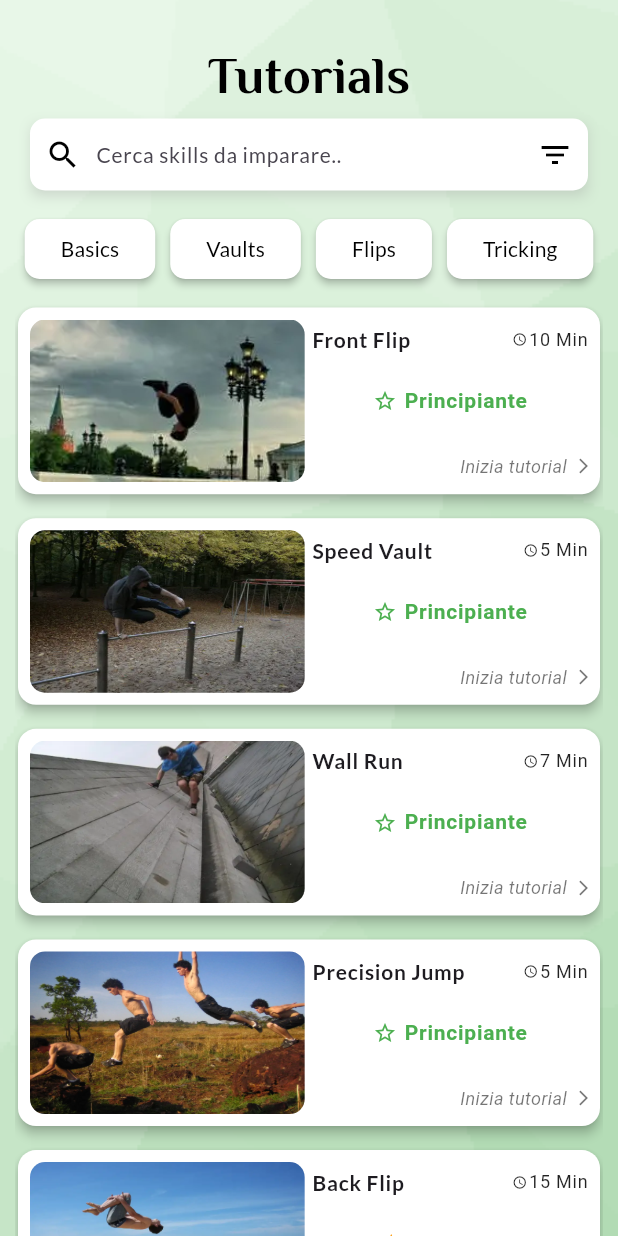
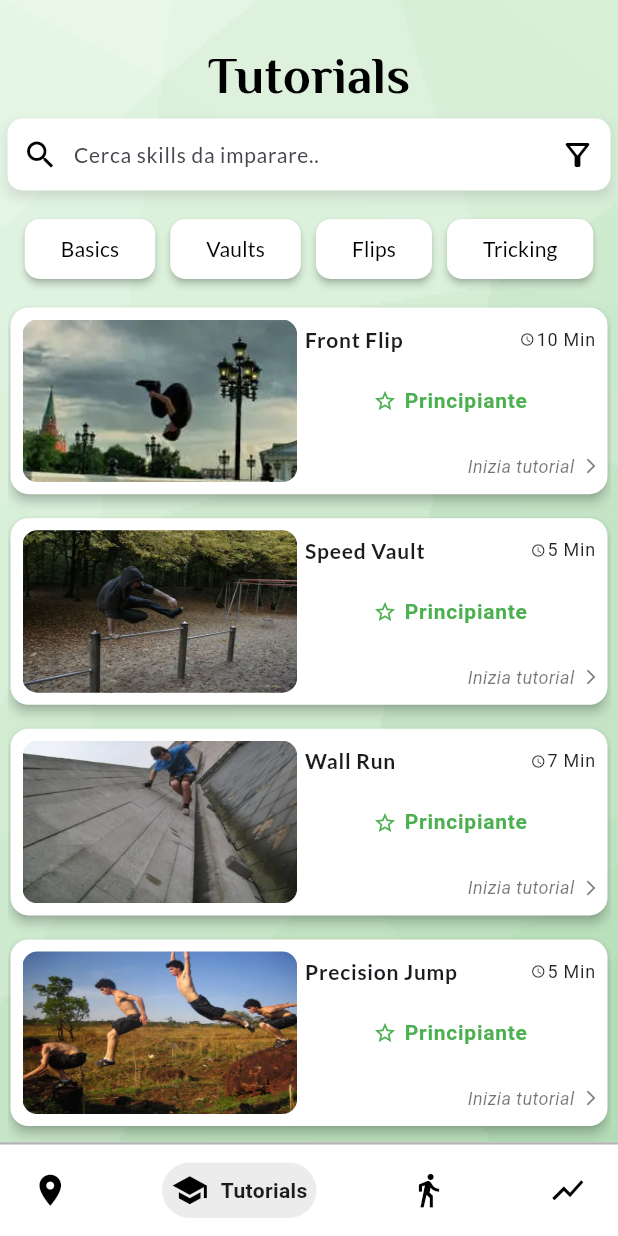
Before and after one commit to morenoboasso/My-Parkour-Tracker, a Flutter app: the screen it shows after launch, on a phone screen of 412 x 824 dp. Run offline on Flutter 3.47's test engine with Material 3 defaults, Android fonts, the light colour scheme and no system bars; drawn by our look-alikes of auto_size_text, google_nav_bar; our stand-ins replace get, google_fonts, youtube_player_flutter.

Commit message:
Add Tutorial Page + minor changes
-no result search bar
- minor ui changes

```diff
--- a/lib/data/tutorials.dart
+++ b/lib/data/tutorials.dart
@@ -1,17 +1,18 @@
-import 'package:myparkourtracker/styles/assets_manager.dart';
-
 class ParkourTutorial {
   final String title;
   final String category;
   final String livello;
   final int durata;
   final String image;
+  final String link;
+
   ParkourTutorial({
     required this.title,
     required this.category,
     required this.livello,
     required this.durata,
     required this.image,
+    required this.link,
   });
 }
 
@@ -21,35 +22,47 @@ final List<ParkourTutorial> tutorials = [
     category: 'Flips',
     livello: 'Principiante',
     durata: 10,
-      image: 'assets/front_flip.webp'),
+    image: 'assets/front_flip.webp',
+    link: 'iENtDEeocLQ',
+  ),
   ParkourTutorial(
     title: 'Speed Vault',
     category: 'Vaults',
     livello: 'Principiante',
     durata: 5,
-      image: 'assets/speed_vault.webp'),
+    image: 'assets/speed_vault.webp',
+    link: 'https://www.youtube.com/watch?v=video_id1',
+  ),
   ParkourTutorial(
     title: 'Wall Run',
     category: 'Basics',
     livello: 'Principiante',
     durata: 7,
-      image: 'assets/wall_run.webp'),
+    image: 'assets/wall_run.webp',
+    link: 'https://www.youtube.com/watch?v=video_id1',
+  ),
   ParkourTutorial(
     title: 'Precision Jump',
     category: 'Basics',
     livello: 'Principiante',
     durata: 5,
-      image: 'assets/precision_jump.webp'),
+    image: 'assets/precision_jump.webp',
+    link: 'https://www.youtube.com/watch?v=video_id1',
+  ),
   ParkourTutorial(
     title: 'Back Flip',
     category: 'Flips',
     livello: 'Intermedio',
     durata: 15,
-      image: 'assets/backflip.webp'),
+    image: 'assets/backflip.webp',
+    link: 'https://www.youtube.com/watch?v=video_id1',
+  ),
   ParkourTutorial(
     title: 'Cork',
     category: 'Tricking',
     livello: 'Avanzato',
     durata: 30,
-      image: 'assets/cork.webp'),
+    image: 'assets/cork.webp',
+    link: 'https://www.youtube.com/watch?v=video_id1',
+  ),
 ];
--- a/lib/pages/tutorial/tutorial_home.dart
+++ b/lib/pages/tutorial/tutorial_home.dart
@@ -2,6 +2,7 @@ import 'package:auto_size_text/auto_size_text.dart';
 import 'package:flutter/foundation.dart';
 import 'package:flutter/material.dart';
 import 'package:google_fonts/google_fonts.dart';
+import 'package:google_nav_bar/google_nav_bar.dart';
 import 'package:myparkourtracker/styles/text_style.dart';
 import '../../data/tutorials.dart';
 import '../../styles/assets_manager.dart';
@@ -54,9 +55,18 @@ class TutorialHomeState extends State<TutorialHome> {
           child: Row(
             mainAxisSize: MainAxisSize.min,
             children: [
-              Icon(Icons.star_border,size: 16,color: Colors.green,),
-              SizedBox(width: 5,),
-              Text('Principiante',style: TextStyle(color: Colors.green),),
+              Icon(
+                Icons.star_border,
+                size: 16,
+                color: Colors.green,
+              ),
+              SizedBox(
+                width: 5,
+              ),
+              Text(
+                'Principiante',
+                style: TextStyle(color: Colors.green),
+              ),
             ],
           ),
         ),
@@ -65,9 +75,18 @@ class TutorialHomeState extends State<TutorialHome> {
           child: Row(
             mainAxisSize: MainAxisSize.min,
             children: [
-              Icon(Icons.star_half,size: 16,color: Colors.orange,),
-              SizedBox(width: 5,),
-              Text('Intermedio',style: TextStyle(color: Colors.orange),),
+              Icon(
+                Icons.star_half,
+                size: 16,
+                color: Colors.orange,
+              ),
+              SizedBox(
+                width: 5,
+              ),
+              Text(
+                'Intermedio',
+                style: TextStyle(color: Colors.orange),
+              ),
             ],
           ),
         ),
@@ -76,9 +95,18 @@ class TutorialHomeState extends State<TutorialHome> {
           child: Row(
             mainAxisSize: MainAxisSize.min,
             children: [
-              Icon(Icons.star,size: 16,color: Colors.red,),
-              SizedBox(width: 5,),
-              Text('Avanzato',style: TextStyle(color: Colors.red),),
+              Icon(
+                Icons.star,
+                size: 16,
+                color: Colors.red,
+              ),
+              SizedBox(
+                width: 5,
+              ),
+              Text(
+                'Avanzato',
+                style: TextStyle(color: Colors.red),
+              ),
             ],
           ),
         ),
@@ -94,16 +122,14 @@ class TutorialHomeState extends State<TutorialHome> {
     }
   }
 
-
-
-
   void _filterByLevel(String selectedLevel) {
     setState(() {
       if (selectedLevel == 'Principiante' ||
           selectedLevel == 'Intermedio' ||
           selectedLevel == 'Avanzato') {
         filteredTutorials = tutorials
-            .where((tutorial) => tutorial.livello.toLowerCase() == selectedLevel.toLowerCase())
+            .where((tutorial) =>
+                tutorial.livello.toLowerCase() == selectedLevel.toLowerCase())
             .toList();
       } else {
         // Se viene selezionata un'altra opzione, mostra tutti i tutorial
@@ -166,7 +192,7 @@ class TutorialHomeState extends State<TutorialHome> {
                 ),
               ),
               Padding(
-                padding: const EdgeInsets.symmetric(horizontal: 20),
+                padding: const EdgeInsets.symmetric(horizontal: 5),
                 child: Container(
                   decoration: BoxDecoration(
                     boxShadow: [
@@ -211,7 +237,8 @@ class TutorialHomeState extends State<TutorialHome> {
                           },
                           child: const Padding(
                             padding: EdgeInsets.only(right: 10),
-                            child: Icon(Icons.filter_list, color: Colors.black),
+                            child: Icon(Icons.filter_alt_outlined,
+                                color: Colors.black),
                           ),
                         ),
                       ],
@@ -243,12 +270,34 @@ class TutorialHomeState extends State<TutorialHome> {
               const SizedBox(height: 5),
               Expanded(
                 child: Padding(
-                  padding: const EdgeInsets.symmetric(horizontal: 10),
-                  child: ListView.separated(
+                  padding: const EdgeInsets.symmetric(horizontal: 5),
+                  child: filteredTutorials.isEmpty
+                      ?  Column(
+                    mainAxisAlignment: MainAxisAlignment.start,
+                    children: [
+                      const SizedBox(height: 40), // Aggiunta del padding top
+                      Text(
+                        '⚠  Nessuna skill trovata  ⚠',
+                        style: TextHD.noResultTitle,
+                      ),
+                      const SizedBox(height: 8),
+                      Text(
+                        "Prova a cercare usando parole chiave diverse o controlla di aver digitato correttamente.",
+                        textAlign: TextAlign.center,
+                        style: TextHD.noResult,
+                      ),
+                      const SizedBox(height: 10),
+                      Image.asset(
+                        AssetsHD.noResult,
+                        width: 100,
+                      ),
+                    ],
+                  )
+                      : ListView.separated(
                     padding: const EdgeInsets.symmetric(vertical: 10),
                     itemCount: filteredTutorials.length,
                     separatorBuilder: (BuildContext context, int index) =>
-                        const SizedBox(height: 16),
+                    const SizedBox(height: 16),
                     itemBuilder: (BuildContext context, int index) {
                       final ParkourTutorial tutorial = filteredTutorials[index];
                       return ParkourTutorialCard(
@@ -257,14 +306,61 @@ class TutorialHomeState extends State<TutorialHome> {
                         livello: tutorial.livello,
                         durata: tutorial.durata,
                         image: tutorial.image,
+                        link: tutorial.link,
                       );
                     },
                   ),
                 ),
               ),
+
             ],
           ),
         ],
+      ),
+      bottomNavigationBar: Container(
+        decoration: BoxDecoration(
+          border: Border(
+            top: BorderSide(color: Colors.black.withOpacity(0.3), width: 1.5),
+          ),
+          color: Colors.white,
+        ),
+        child: Padding(
+          padding: const EdgeInsets.symmetric(horizontal: 15, vertical: 12),
+          child: GNav(
+            selectedIndex: 1,
+            tabBorderRadius: 30,
+            gap: 8,
+            backgroundColor: Colors.white70,
+            tabBackgroundColor: Colors.grey.withOpacity(0.2),
+            padding: const EdgeInsets.all(6),
+            tabs: const [
+              GButton(
+                icon: Icons.place,
+                iconSize: 25,
+                text: 'Spots',
+                textSize: 14,
+              ),
+              GButton(
+                icon: Icons.school,
+                iconSize: 25,
+                text: 'Tutorials',
+                textSize: 14,
+              ),
+              GButton(
+                icon: Icons.directions_walk,
+                iconSize: 25,
+                text: 'Riscaldamento',
+                textSize: 14,
+              ),
+              GButton(
+                icon: Icons.show_chart,
+                iconSize: 25,
+                text: 'Dashboard',
+                textSize: 14,
+              ),
+            ],
+          ),
+        ),
       ),
     );
   }
--- a/lib/routes/routes.dart
+++ b/lib/routes/routes.dart
@@ -1,8 +1,8 @@
-
 import 'package:get/get_navigation/src/routes/get_route.dart';
 
 import '../pages/splash_screen.dart';
 import '../pages/tutorial/tutorial_home.dart';
+import '../pages/tutorial/tutorial_page.dart';
 
 class AppPages {
   static final List<GetPage> routes = [
@@ -14,5 +14,9 @@ class AppPages {
       name: '/tutorial_home',
       page: () => const TutorialHome(),
     ),
+    GetPage(
+      name: '/tutorial_page',
+      page: () => const TutorialPage(tutorialTitle: '', tutorialLink: '',),
+    ),
   ];
 }
--- a/lib/styles/assets_manager.dart
+++ b/lib/styles/assets_manager.dart
@@ -1,4 +1,5 @@
 class AssetsHD {
   static const logo = "assets/logo.png";
+  static const noResult = "assets/noresult.gif";
   static const background = "assets/Background.png";
 }
--- a/lib/styles/text_style.dart
+++ b/lib/styles/text_style.dart
@@ -22,4 +22,17 @@ class TextHD {
     fontSize: 12,
     color: Colors.black87,
   );
+  static TextStyle tutorialDescr = GoogleFonts.lato(
+    fontSize: 14,
+    color: Colors.black,
+  );
+  static TextStyle noResult = GoogleFonts.lato(
+    fontSize: 16,
+    color: Colors.black,
+  );
+  static TextStyle noResultTitle = GoogleFonts.lato(
+    fontSize: 20,
+    color: Colors.black,
+    fontWeight: FontWeight.bold
+  );
 }
--- a/lib/widgets/parkour_tutorial_card.dart
+++ b/lib/widgets/parkour_tutorial_card.dart
@@ -1,6 +1,9 @@
 import 'package:flutter/material.dart';
 import 'package:auto_size_text/auto_size_text.dart';
+import 'package:get/get.dart';
 import 'package:myparkourtracker/styles/text_style.dart';
+
+import '../pages/tutorial/tutorial_page.dart';
 
 class ParkourTutorialCard extends StatelessWidget {
   final String title;
@@ -8,6 +11,7 @@ class ParkourTutorialCard extends StatelessWidget {
   final String livello;
   final int durata;
   final String image;
+  final String link;
 
   const ParkourTutorialCard({
     super.key,
@@ -16,6 +20,7 @@ class ParkourTutorialCard extends StatelessWidget {
     required this.livello,
     required this.durata,
     required this.image,
+    required this.link,
   });
 
   @override
@@ -133,7 +138,13 @@ class ParkourTutorialCard extends StatelessWidget {
               ],
             ),
             onTap: () {
-              // Azioni da eseguire quando si tocca la card
+              Get.to(
+                () => TutorialPage(
+                  tutorialTitle: title,
+                  tutorialLink: link,
+                ),
+                arguments: [title, link],
+              );
             },
           ),
           const SizedBox(width: 10),
--- a/pubspec.yaml
+++ b/pubspec.yaml
@@ -36,8 +36,11 @@ dependencies:
   # Use with the CupertinoIcons class for iOS style icons.
   cupertino_icons: ^1.0.6
   get: ^4.6.6
-  google_fonts: ^4.0.4
+  google_fonts: ^4.0.4 #do not change
   auto_size_text: ^3.0.0
+  google_nav_bar: ^5.0.6
+  youtube_player_flutter: ^9.0.0
+
 
 
 dev_dependencies:
```
Also changed, not shown: lib/pages/tutorial/tutorial_page.dart (added, +180 -0 lines), assets/noresult.gif (added), 3 other files. Lines whose indentation alone changed are shown as unchanged.
